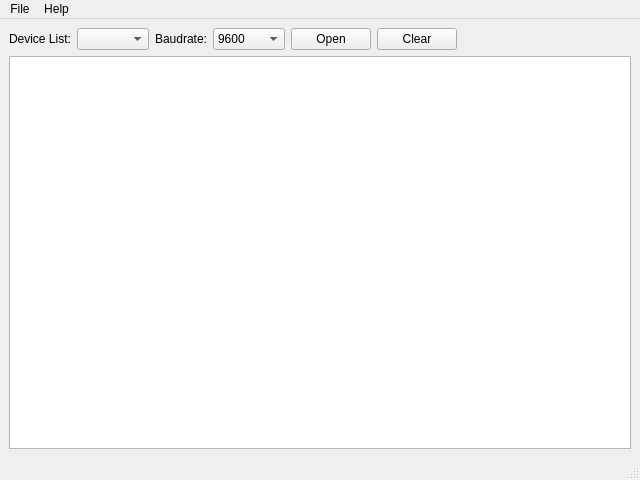
First picture: the form in mainwindow.ui, repository lgnq/pyhid, before the edit.
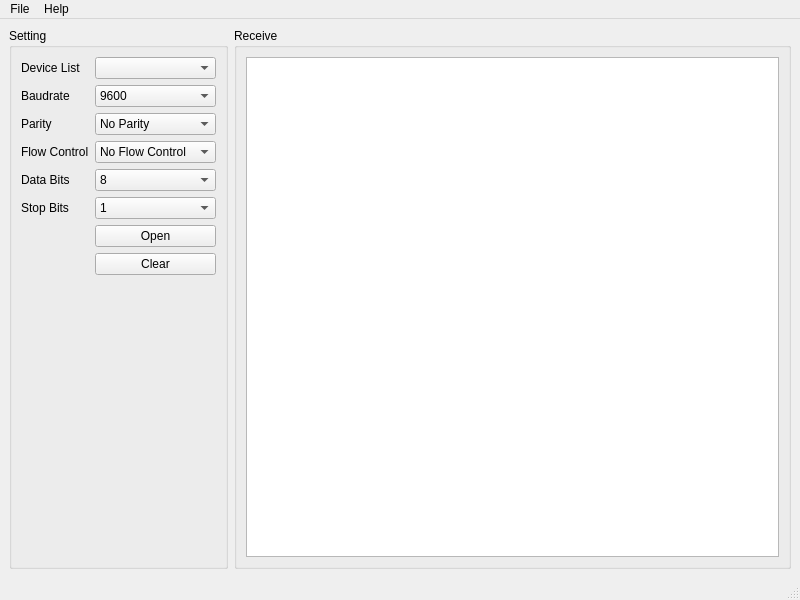
Second picture: the form after the edit.

Commit message: re-design the UI

Patch:
```diff
--- a/mainwindow.ui
+++ b/mainwindow.ui
@@ -6,27 +6,40 @@
    <rect>
     <x>0</x>
     <y>0</y>
-    <width>640</width>
-    <height>480</height>
+    <width>800</width>
+    <height>600</height>
    </rect>
   </property>
   <property name="windowTitle">
    <string>CP2110 HID USB-to-UART</string>
   </property>
   <widget class="QWidget" name="centralwidget">
-   <layout class="QVBoxLayout" name="verticalLayout_2">
-    <item>
      <layout class="QVBoxLayout" name="verticalLayout">
       <item>
-       <layout class="QHBoxLayout" name="horizontalLayout">
+     <layout class="QHBoxLayout" name="horizontalLayout_2">
         <item>
+       <widget class="QGroupBox" name="setting">
+        <property name="enabled">
+         <bool>true</bool>
+        </property>
+        <property name="sizePolicy">
+         <sizepolicy hsizetype="Minimum" vsizetype="Preferred">
+          <horstretch>0</horstretch>
+          <verstretch>0</verstretch>
+         </sizepolicy>
+        </property>
+        <property name="title">
+         <string>Setting</string>
+        </property>
+        <layout class="QGridLayout" name="gridLayout">
+         <item row="0" column="0">
          <widget class="QLabel" name="label">
           <property name="text">
-           <string>Device List:</string>
+            <string>Device List</string>
           </property>
          </widget>
         </item>
-        <item>
+         <item row="0" column="1">
          <widget class="QComboBox" name="device_combobox">
           <property name="sizePolicy">
            <sizepolicy hsizetype="Preferred" vsizetype="Preferred">
@@ -36,14 +49,14 @@
           </property>
          </widget>
         </item>
-        <item>
+         <item row="1" column="0">
          <widget class="QLabel" name="label_2">
           <property name="text">
-           <string>Baudrate:</string>
+            <string>Baudrate</string>
           </property>
          </widget>
         </item>
-        <item>
+         <item row="1" column="1">
          <widget class="QComboBox" name="baudrate_combobox">
           <item>
            <property name="text">
@@ -62,7 +75,122 @@
           </item>
          </widget>
         </item>
+         <item row="2" column="0">
+          <widget class="QLabel" name="label_4">
+           <property name="text">
+            <string>Parity</string>
+           </property>
+          </widget>
+         </item>
+         <item row="2" column="1">
+          <widget class="QComboBox" name="parity_combobox">
         <item>
+            <property name="text">
+             <string>No Parity</string>
+            </property>
+           </item>
+           <item>
+            <property name="text">
+             <string>Odd Parity</string>
+            </property>
+           </item>
+           <item>
+            <property name="text">
+             <string>Even Parity</string>
+            </property>
+           </item>
+           <item>
+            <property name="text">
+             <string>Mark Parity</string>
+            </property>
+           </item>
+           <item>
+            <property name="text">
+             <string>Space Parity</string>
+            </property>
+           </item>
+          </widget>
+         </item>
+         <item row="3" column="0">
+          <widget class="QLabel" name="label_6">
+           <property name="text">
+            <string>Flow Control</string>
+           </property>
+          </widget>
+         </item>
+         <item row="3" column="1">
+          <widget class="QComboBox" name="flowcontrol_combobox">
+           <item>
+            <property name="text">
+             <string>No Flow Control</string>
+            </property>
+           </item>
+           <item>
+            <property name="text">
+             <string>HW Flow Control</string>
+            </property>
+           </item>
+          </widget>
+         </item>
+         <item row="4" column="0">
+          <widget class="QLabel" name="label_3">
+           <property name="text">
+            <string>Data Bits</string>
+           </property>
+          </widget>
+         </item>
+         <item row="4" column="1">
+          <widget class="QComboBox" name="databits_combobox">
+           <property name="editable">
+            <bool>false</bool>
+           </property>
+           <property name="currentIndex">
+            <number>3</number>
+           </property>
+           <item>
+            <property name="text">
+             <string>5</string>
+            </property>
+           </item>
+           <item>
+            <property name="text">
+             <string>6</string>
+            </property>
+           </item>
+           <item>
+            <property name="text">
+             <string>7</string>
+            </property>
+           </item>
+           <item>
+            <property name="text">
+             <string>8</string>
+            </property>
+           </item>
+          </widget>
+         </item>
+         <item row="5" column="0">
+          <widget class="QLabel" name="label_5">
+           <property name="text">
+            <string>Stop Bits</string>
+           </property>
+          </widget>
+         </item>
+         <item row="5" column="1">
+          <widget class="QComboBox" name="stopbits_combobox">
+           <item>
+            <property name="text">
+             <string>1</string>
+            </property>
+           </item>
+           <item>
+            <property name="text">
+             <string>2</string>
+            </property>
+           </item>
+          </widget>
+         </item>
+         <item row="6" column="1">
          <widget class="QPushButton" name="open_pushbutton">
           <property name="enabled">
            <bool>true</bool>
@@ -72,28 +200,51 @@
           </property>
          </widget>
         </item>
-        <item>
+         <item row="7" column="1">
          <widget class="QPushButton" name="clear_pushbutton">
           <property name="text">
            <string>Clear</string>
           </property>
          </widget>
         </item>
-        <item>
-         <spacer name="horizontalSpacer">
+         <item row="8" column="1">
+          <spacer name="verticalSpacer">
           <property name="orientation">
-           <enum>Qt::Horizontal</enum>
+            <enum>Qt::Vertical</enum>
           </property>
           <property name="sizeHint" stdset="0">
            <size>
-            <width>40</width>
-            <height>20</height>
+             <width>20</width>
+             <height>40</height>
            </size>
           </property>
          </spacer>
         </item>
        </layout>
+        <zorder>label_2</zorder>
+        <zorder>baudrate_combobox</zorder>
+        <zorder>label_4</zorder>
+        <zorder>parity_combobox</zorder>
+        <zorder>label_6</zorder>
+        <zorder>flowcontrol_combobox</zorder>
+        <zorder>label_3</zorder>
+        <zorder>databits_combobox</zorder>
+        <zorder>label_5</zorder>
+        <zorder>stopbits_combobox</zorder>
+        <zorder>device_combobox</zorder>
+        <zorder>label</zorder>
+        <zorder>device_combobox</zorder>
+        <zorder>open_pushbutton</zorder>
+        <zorder>clear_pushbutton</zorder>
+        <zorder>verticalSpacer</zorder>
+       </widget>
       </item>
+      <item>
+       <widget class="QGroupBox" name="receive">
+        <property name="title">
+         <string>Receive</string>
+        </property>
+        <layout class="QHBoxLayout" name="horizontalLayout">
       <item>
        <widget class="QTextBrowser" name="rx_textbrowser">
         <property name="font">
@@ -105,6 +256,9 @@
        </widget>
       </item>
      </layout>
+       </widget>
+      </item>
+     </layout>
     </item>
    </layout>
   </widget>
@@ -113,7 +267,7 @@
     <rect>
      <x>0</x>
      <y>0</y>
-     <width>640</width>
+     <width>800</width>
      <height>21</height>
     </rect>
    </property>
```
Left out of the diff: 4 changed lines with no effect on the pictures. Lines whose indentation alone changed are shown as unchanged. The commit also changes 2 other files.
